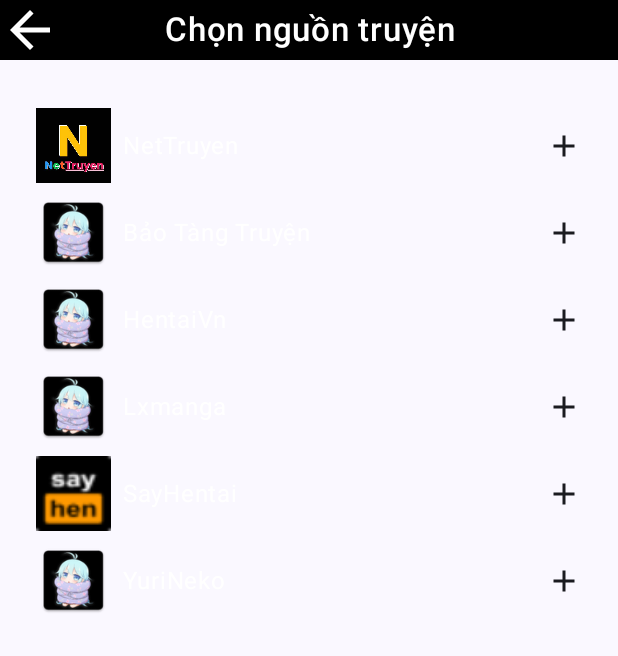
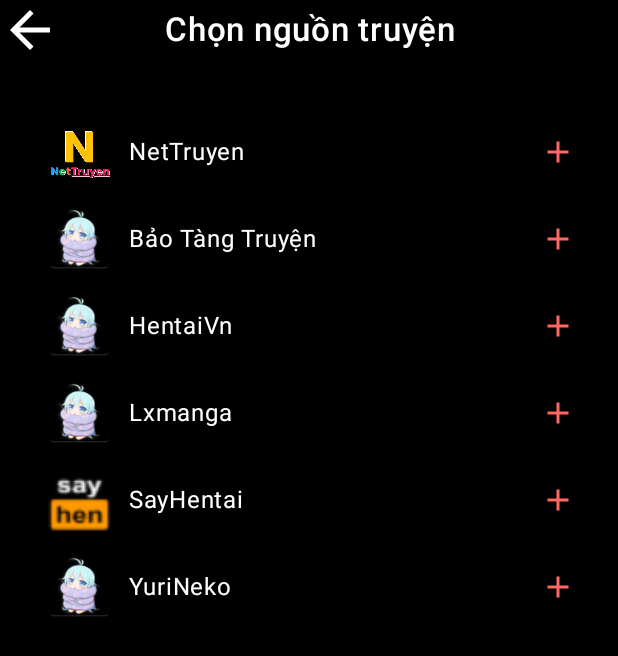
Before and after one commit to AnimeMoi/AnimeMoiApp, an Android app built with Jetpack Compose: the SourceComicScreen screen opened through its navigation route, on a phone screen of 412 x 824 dp. Shown: the top 656 px of the screen. Run offline under Robolectric (Android 15) with nearby library versions, the light colour scheme and no system bars.

Commit message:
Update background Source Comic Page

```diff
--- a/app/src/main/java/com/example/animemoi_app/screen/SourceComicScreen.kt
+++ b/app/src/main/java/com/example/animemoi_app/screen/SourceComicScreen.kt
@@ -1,6 +1,7 @@
 package com.example.animemoi_app.screen
 
 import androidx.compose.foundation.Image
+import androidx.compose.foundation.background
 import androidx.compose.foundation.layout.*
 import androidx.compose.foundation.lazy.LazyColumn
 import androidx.compose.foundation.lazy.items
@@ -27,9 +28,11 @@
 fun SourceComicScreen(navController: NavHostController) {
     val items = SourceData().loadSourceData()
 
+    Box(modifier = Modifier.fillMaxSize().background(Color.Black)){
         ComeBack(title = stringResource(id = R.string.select_source), navController = navController)
         LazyColumn(
-        modifier = Modifier.padding(start = 12.dp, top = 60.dp, end = 12.dp), contentPadding = PaddingValues(12.dp)
+            modifier = Modifier
+                .padding(start = 12.dp, top = 60.dp, end = 12.dp), contentPadding = PaddingValues(16.dp)
         ) {
             items(items) { item ->
                 Row(
@@ -50,7 +53,9 @@
                     ) {
                         Icon(
                             Icons.Default.Add, contentDescription = null,
+                            tint = Color(0xFFFF6666)
                         )
+                    }
                 }
             }
         }
```
Lines whose indentation alone changed are shown as unchanged.
